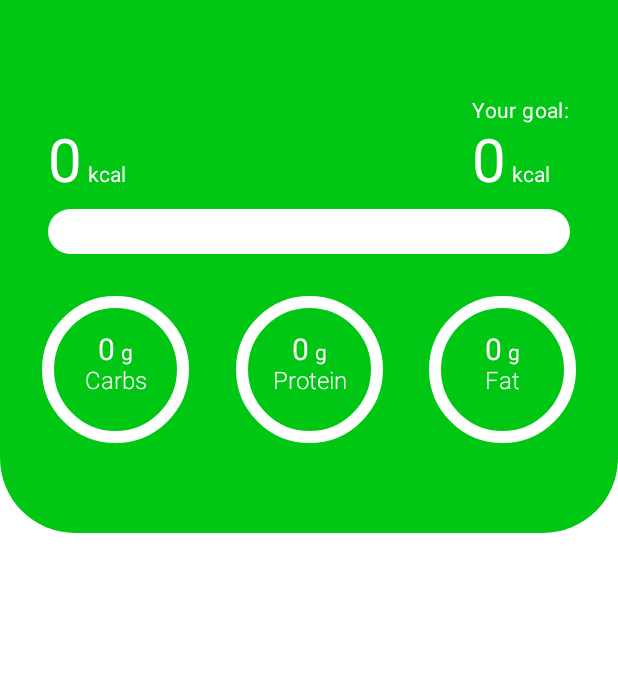
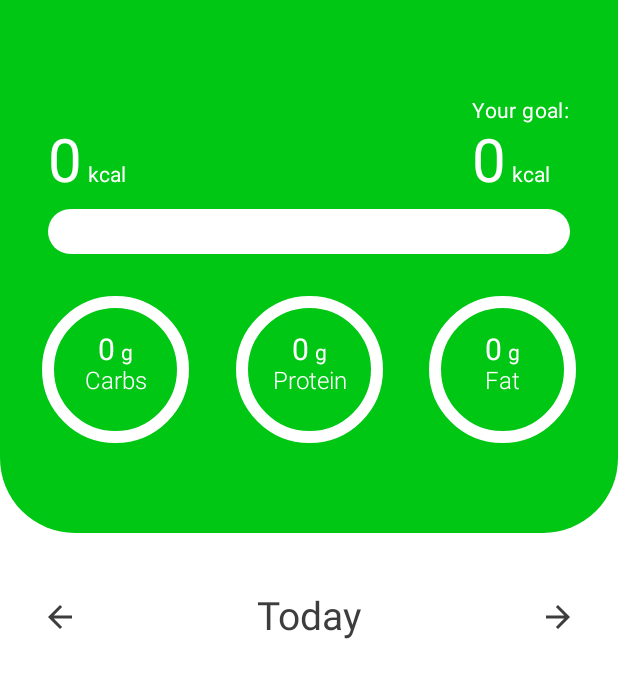
Before and after one commit to IlMike22/CalorieTracker, an Android app built with Jetpack Compose: the TrackerOverviewScreen screen opened through its navigation route, on a phone screen of 412 x 824 dp. Shown: the top 678 px of the screen. Run offline under Robolectric (Android 15) with nearby library versions, the phone set to English and light mode, and no system bars; our stand-ins replace Dagger/Hilt's generated code, Room's generated code.

Commit message:
add tracker date picker

```diff
--- a/tracker/tracker_presentation/src/main/java/com/mind/market/tracker_presentation/tracker_overview/TrackerOverviewScreen.kt
+++ b/tracker/tracker_presentation/src/main/java/com/mind/market/tracker_presentation/tracker_overview/TrackerOverviewScreen.kt
@@ -1,7 +1,6 @@
 package com.mind.market.tracker_presentation.tracker_overview
 
-import androidx.compose.foundation.layout.fillMaxSize
-import androidx.compose.foundation.layout.padding
+import androidx.compose.foundation.layout.*
 import androidx.compose.foundation.lazy.LazyColumn
 import androidx.compose.runtime.Composable
 import androidx.compose.ui.Modifier
@@ -10,6 +9,7 @@ import androidx.hilt.navigation.compose.hiltViewModel
 import com.mind.market.core.util.UiEvent
 import com.mind.market.core_ui.LocalSpacing
 import com.mind.market.tracker_presentation.tracker_overview.components.NutrientsHeader
+import com.mind.market.tracker_presentation.tracker_overview.components.TrackerDaySelector
 
 @Composable
 fun TrackerOverviewScreen(
@@ -27,6 +27,19 @@ fun TrackerOverviewScreen(
     ) {
         item {
             NutrientsHeader(state = state)
+
+            Spacer(modifier = Modifier.height(spacing.spaceMedium))
+
+            TrackerDaySelector(
+                date = state.date,
+                onPreviousDayClick = { viewModel.onEvent(TrackerOverviewEvent.OnPreviousDayClick) },
+                onNextDayClick = { viewModel.onEvent(TrackerOverviewEvent.OnNextDayClick) },
+                modifier = Modifier
+                    .padding(spacing.spaceMedium)
+                    .fillMaxWidth()
+            )
+
+            Spacer(modifier = Modifier.height(spacing.spaceMedium))
         }
     }
 }
--- /dev/null
+++ b/tracker/tracker_presentation/src/main/java/com/mind/market/tracker_presentation/tracker_overview/components/TrackerDaySelector.kt
@@ -0,0 +1,60 @@
+package com.mind.market.tracker_presentation.tracker_overview.components
+
+import androidx.compose.foundation.layout.Arrangement
+import androidx.compose.foundation.layout.Row
+import androidx.compose.material.Icon
+import androidx.compose.material.IconButton
+import androidx.compose.material.MaterialTheme
+import androidx.compose.material.Text
+import androidx.compose.material.icons.Icons
+import androidx.compose.material.icons.filled.ArrowBack
+import androidx.compose.material.icons.filled.ArrowForward
+import androidx.compose.runtime.Composable
+import androidx.compose.ui.Alignment
+import androidx.compose.ui.Modifier
+import androidx.compose.ui.platform.LocalContext
+import androidx.compose.ui.res.stringResource
+import com.mind.market.core_ui.LocalSpacing
+import com.mind.market.tracker_presentation.R
+import java.time.LocalDate
+
+@Composable
+fun TrackerDaySelector(
+    modifier: Modifier = Modifier,
+    date: LocalDate,
+    onPreviousDayClick: () -> Unit,
+    onNextDayClick: () -> Unit
+) {
+    val spacing = LocalSpacing.current
+    val context = LocalContext.current
+
+    Row(
+        modifier = modifier,
+        horizontalArrangement = Arrangement.SpaceBetween, // move items to the left and right side
+        verticalAlignment = Alignment.CenterVertically // center everything in there vertically
+    ) {
+        IconButton(
+            onClick = onPreviousDayClick
+        ) {
+            Icon(
+                imageVector = Icons.Default.ArrowBack,
+                contentDescription = stringResource(id = R.string.previous_day)
+            )
+        }
+
+        Text(
+            text = parseDateText(date = date),
+            style = MaterialTheme.typography.h2
+        )
+
+        IconButton(
+            onClick = onNextDayClick
+        ) {
+            Icon(
+                imageVector = Icons.Default.ArrowForward,
+                contentDescription = stringResource(id = R.string.next_day)
+            )
+        }
+    }
+
+}
--- /dev/null
+++ b/tracker/tracker_presentation/src/main/java/com/mind/market/tracker_presentation/tracker_overview/components/parseDateText.kt
@@ -0,0 +1,18 @@
+package com.mind.market.tracker_presentation.tracker_overview.components
+
+import androidx.compose.runtime.Composable
+import androidx.compose.ui.res.stringResource
+import com.mind.market.tracker_presentation.R
+import java.time.LocalDate
+import java.time.format.DateTimeFormatter
+
+@Composable
+fun parseDateText(date: LocalDate): String {
+    val today = LocalDate.now()
+    return when (date) {
+        today -> stringResource(id = R.string.today)
+        today.minusDays(1) -> stringResource(id = R.string.yesterday)
+        today.plusDays(1) -> stringResource(id = R.string.tomorrow)
+        else -> DateTimeFormatter.ofPattern("dd LLLL").format(date)
+    }
+}
```
